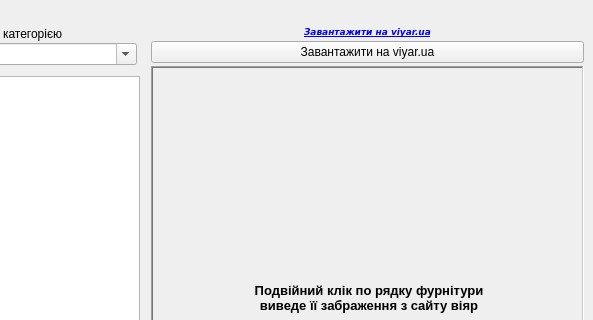
Above: viyar/Price_Window.ui from Anatoliy-ProffDesgn/TestOffice before the change; both pictures show x 611 to 1204 and y 0 to 320 of the 1204 by 824 pixel window. Below: the same form after it.
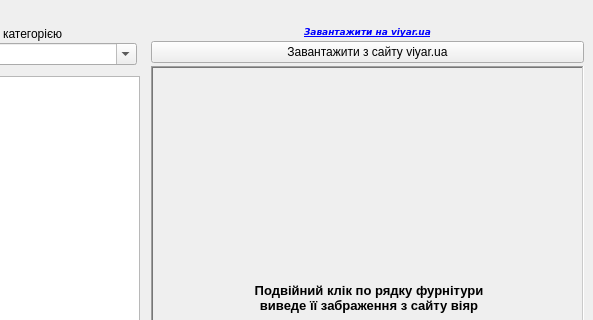
That is the form after the change.

Commit message: Home new_mod

What changed in the file:
```diff
--- a/viyar/Price_Window.ui
+++ b/viyar/Price_Window.ui
@@ -291,7 +291,7 @@
       <item>
        <widget class="QPushButton" name="pushButton">
         <property name="text">
-         <string>Завантажити на viyar.ua</string>
+         <string>Завантажити з сайту viyar.ua</string>
         </property>
        </widget>
       </item>
```
The commit also changes 2 other files.
